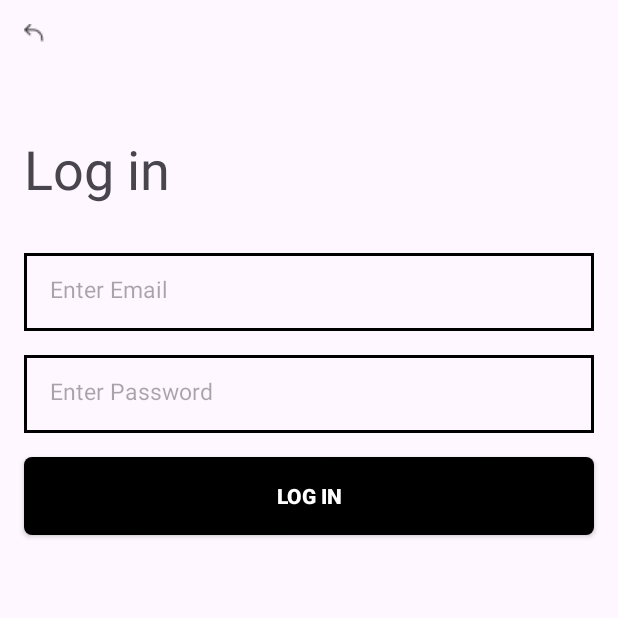
After one commit to GiorgiZan/AndroidHomeworks, an Android app: the LoginActivity screen opened directly, with no data from a screen before it, on a phone screen of 412 x 824 dp, the top half of it. The commit adds this screen. Run offline under Robolectric (Android 15) with nearby library versions, the phone set to English and light mode, and no system bars; our stand-ins replace Firebase (no records; nobody signed in at launch, a user with empty details on screens opened directly).

Commit message:
Fifth homework- registration and login DONE

```diff
--- a/app/src/main/AndroidManifest.xml
+++ b/app/src/main/AndroidManifest.xml
@@ -13,6 +13,12 @@
         android:theme="@style/Theme.AndroidHomeworks"
         tools:targetApi="31">
         <activity
+            android:name=".LoginActivity"
+            android:exported="false" />
+        <activity
+            android:name=".RegisterActivity"
+            android:exported="false" />
+        <activity
             android:name=".MainActivity"
             android:exported="true">
             <intent-filter>
--- /dev/null
+++ b/app/src/main/java/com/example/androidhomeworks/LoginActivity.kt
@@ -0,0 +1,90 @@
+package com.example.androidhomeworks
+
+import android.os.Bundle
+import android.widget.Toast
+import androidx.appcompat.app.AppCompatActivity
+import com.example.androidhomeworks.databinding.ActivityLoginBinding
+import com.google.firebase.auth.FirebaseAuth
+
+class LoginActivity : AppCompatActivity() {
+    private lateinit var binding: ActivityLoginBinding
+    private lateinit var auth: FirebaseAuth
+
+
+    override fun onCreate(savedInstanceState: Bundle?) {
+        super.onCreate(savedInstanceState)
+        binding = ActivityLoginBinding.inflate(layoutInflater)
+        setContentView(binding.root)
+        auth = FirebaseAuth.getInstance()
+
+
+        listeners()
+    }
+
+
+    private fun listeners() {
+        binding.ivBack.setOnClickListener {
+            finish()
+        }
+
+        binding.btnLogIn.setOnClickListener {
+            if (!validateEmailField()) {
+                return@setOnClickListener
+            }
+            if (!validatePasswordField()) {
+                return@setOnClickListener
+            }
+            val email = binding.etEmail.text.toString()
+            val password = binding.etPassword.text.toString()
+            signInWithEmailAndPassword(email, password)
+
+
+        }
+
+
+    }
+
+    private fun validateEmailField(): Boolean{
+        if (binding.etEmail.text!!.isEmpty()){
+            binding.etEmail.error = getString(R.string.email_empty)
+            return false
+        }
+        else if (!binding.etEmail.text!!.contains(getString(R.string.email_symbol))){
+            binding.etEmail.error = getString(R.string.email_not_valid)
+            return false
+        }
+        else if (binding.etEmail.text!!.length < 7 || binding.etEmail.text!!.length >= 35){
+            binding.etEmail.error = getString(R.string.email_length)
+            return false
+        }
+
+        return true
+    }
+
+    private fun validatePasswordField(): Boolean{
+        if (binding.etPassword.text!!.isEmpty()){
+            binding.etPassword.error = getString(R.string.password_empty)
+            return false
+        }
+        else if (binding.etPassword.text!!.length < 5){
+            binding.etPassword.error = getString(R.string.password_length)
+            return false
+        }
+
+        return true
+    }
+
+    private fun signInWithEmailAndPassword(email:String, password:String){
+        auth.signInWithEmailAndPassword(email, password)
+            .addOnCompleteListener { task ->
+                if (task.isSuccessful) {
+                    val user = auth.currentUser
+                    Toast.makeText(this, getString(R.string.login_successful, user?.email), Toast.LENGTH_SHORT).show()
+                    finish()
+                } else {
+                    Toast.makeText(this, getString(R.string.login_failed, task.exception?.message), Toast.LENGTH_SHORT).show()
+                }
+            }
+    }
+
+}
--- /dev/null
+++ b/app/src/main/res/drawable/black_rounded_rectangle.xml
@@ -0,0 +1,5 @@
+<?xml version="1.0" encoding="utf-8"?>
+<shape xmlns:android="http://schemas.android.com/apk/res/android">
+    <corners android:radius="5dp" />
+    <solid android:color="@android:color/black" />
+</shape>
--- /dev/null
+++ b/app/src/main/res/drawable/rectangle_black_corners.xml
@@ -0,0 +1,4 @@
+<?xml version="1.0" encoding="utf-8"?>
+<shape xmlns:android="http://schemas.android.com/apk/res/android">
+    <stroke android:color="@color/black" android:width="2dp"/>
+</shape>
--- /dev/null
+++ b/app/src/main/res/drawable/rounded_rectangle_black_corners.xml
@@ -0,0 +1,5 @@
+<?xml version="1.0" encoding="utf-8"?>
+<shape xmlns:android="http://schemas.android.com/apk/res/android">
+    <corners android:radius="5dp"/>
+    <stroke android:color="@color/black" android:width="2dp"/>
+</shape>
--- /dev/null
+++ b/app/src/main/res/layout/activity_login.xml
@@ -0,0 +1,66 @@
+<?xml version="1.0" encoding="utf-8"?>
+<androidx.appcompat.widget.LinearLayoutCompat xmlns:android="http://schemas.android.com/apk/res/android"
+    xmlns:app="http://schemas.android.com/apk/res-auto"
+    xmlns:tools="http://schemas.android.com/tools"
+    android:id="@+id/main"
+    android:layout_width="match_parent"
+    android:layout_height="match_parent"
+    android:orientation="vertical"
+    tools:context=".LoginActivity">
+
+    <androidx.appcompat.widget.AppCompatImageView
+        android:id="@+id/ivBack"
+        android:layout_width="wrap_content"
+        android:layout_height="wrap_content"
+        android:layout_marginTop="16dp"
+        android:layout_marginStart="16dp"
+        android:src="@drawable/back_icon"/>
+
+    <androidx.appcompat.widget.AppCompatTextView
+        android:id="@+id/tvLoginTitle"
+        android:layout_width="wrap_content"
+        android:layout_height="wrap_content"
+        android:text="@string/log_in_title"
+        android:layout_marginTop="60dp"
+        android:layout_marginStart="16dp"
+        android:textSize="36sp"/>
+
+    <androidx.appcompat.widget.AppCompatEditText
+        android:id="@+id/etEmail"
+        android:inputType="textEmailAddress"
+        android:layout_width="match_parent"
+        android:layout_height="52dp"
+        android:layout_marginTop="32dp"
+        android:layout_marginHorizontal="16dp"
+        android:textSize="15sp"
+        android:hint="@string/enter_email_hint"
+        android:padding="17sp"
+        android:background="@drawable/rectangle_black_corners"/>
+
+
+    <androidx.appcompat.widget.AppCompatEditText
+        android:id="@+id/etPassword"
+        android:inputType="textPassword"
+        android:layout_width="match_parent"
+        android:layout_height="52dp"
+        android:layout_marginTop="16dp"
+        android:layout_marginHorizontal="16dp"
+        android:textSize="15sp"
+        android:hint="@string/enter_password_hint"
+        android:padding="17sp"
+        android:background="@drawable/rectangle_black_corners"/>
+
+
+    <androidx.appcompat.widget.AppCompatButton
+        android:id="@+id/btnLogIn"
+        android:layout_width="match_parent"
+        android:layout_height="52dp"
+        android:layout_marginTop="16dp"
+        android:layout_marginHorizontal="16dp"
+        android:background="@drawable/black_rounded_rectangle"
+        android:text="@string/log_in"
+        android:textColor="@color/white"
+        android:textStyle="bold"/>
+
+
+</androidx.appcompat.widget.LinearLayoutCompat>
--- /dev/null
+++ b/app/src/main/res/values/error_strings.xml
@@ -0,0 +1,9 @@
+<?xml version="1.0" encoding="utf-8"?>
+<resources>
+    <string name="email_empty">Email should not be empty!</string>
+    <string name="email_not_valid">Email should contain @ symbol!</string>
+    <string name="email_length">Email length should be more than 7 but less than 35 symbols!</string>
+    <string name="password_empty">Password should not be empty!</string>
+    <string name="password_length">Password length should be more than 5 symbols!</string>
+    <string name="username_empty">Username should not be empty!</string>
+</resources>
--- a/app/src/main/res/values/strings.xml
+++ b/app/src/main/res/values/strings.xml
@@ -1,3 +1,21 @@
 <resources>
     <string name="app_name">AndroidHomeworks</string>
+    <string name="register">REGISTER</string>
+    <string name="log_in">LOG IN</string>
+    <string name="register_title">Register</string>
+    <string name="enter_email_hint">Enter Email</string>
+    <string name="enter_password_hint">Enter Password</string>
+    <string name="next">NEXT</string>
+    <string name="enter_username_hint">Enter Username</string>
+    <string name="sign_up">Sign Up</string>
+    <string name="terms_and_Privacy">By signing up, you agree to Photo’s <u>Terms of Service</u> and <u>Privacy Policy</u>.</string>
+    <string name="terms_and_privacy_tooltip">By signing up you are selling your soul 👍</string>
+    <string name="log_in_title">Log in</string>
+    <string name="registration_successful">Registration successful: %1$s</string>
+    <string name="registration_failed">Registration failed: %1$s</string>
+    <string name="login_successful">Login successful: %1$s</string>
+    <string name="login_failed">Login failed: %1$s</string>
+    <string name="email_symbol">\@</string>
+    <string name="pawel_full_name_id">"@"pawel_czerwinski</string>
+    <string name="pawel_full_name">Pawel Czerwinski</string>
 </resources>
--- a/build.gradle.kts
+++ b/build.gradle.kts
@@ -2,4 +2,5 @@
 plugins {
     alias(libs.plugins.android.application) apply false
     alias(libs.plugins.kotlin.android) apply false
+    id("com.google.gms.google-services") version "4.4.2" apply false
 }
--- a/gradle/libs.versions.toml
+++ b/gradle/libs.versions.toml
@@ -9,6 +9,7 @@ appcompat = "1.7.0"
 material = "1.12.0"
 activity = "1.9.3"
 constraintlayout = "2.2.0"
+firebaseAuth = "23.1.0"
 
 [libraries]
 androidx-core-ktx = { group = "androidx.core", name = "core-ktx", version.ref = "coreKtx" }
@@ -19,6 +20,7 @@ androidx-appcompat = { group = "androidx.appcompat", name = "appcompat", version
 material = { group = "com.google.android.material", name = "material", version.ref = "material" }
 androidx-activity = { group = "androidx.activity", name = "activity", version.ref = "activity" }
 androidx-constraintlayout = { group = "androidx.constraintlayout", name = "constraintlayout", version.ref = "constraintlayout" }
+firebase-auth = { group = "com.google.firebase", name = "firebase-auth", version.ref = "firebaseAuth" }
 
 [plugins]
 android-application = { id = "com.android.application", version.ref = "agp" }
```
Also changed, not shown: app/build.gradle.kts (+12 -0 lines), app/src/main/java/com/example/androidhomeworks/MainActivity.kt (+21 -9 lines), app/src/main/java/com/example/androidhomeworks/RegisterActivity.kt (added, +135 -0 lines), app/src/main/res/layout/activity_main.xml (+66 -6 lines), app/src/main/res/layout/activity_register.xml (added, +104 -0 lines), app/src/main/res/drawable/back_icon.png (added), app/src/main/res/drawable/pawel_icon.png (added), app/src/main/res/drawable/photo_logo.png (added), 1 other file.
